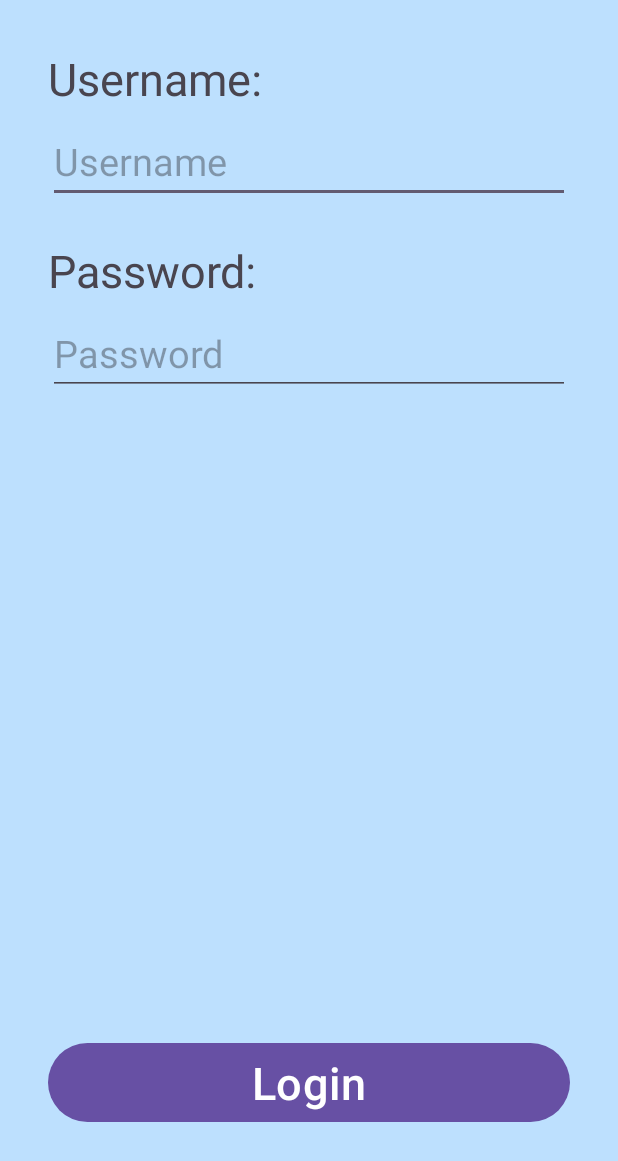
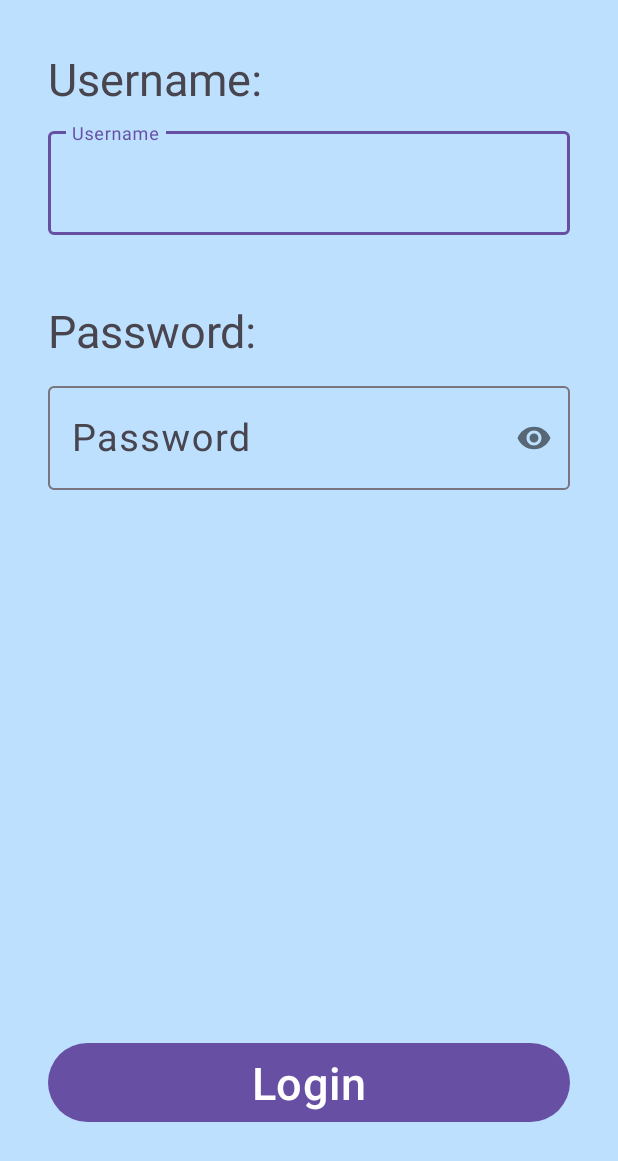
Before and after one commit to EmmaLond/pet-app, an Android app: the layout activity_login.xml on its own in the app's theme, with its tools: preview values and no code run, on a phone screen of 412 x 824 dp. Shown: the top 1161 px of the screen. Run offline under Robolectric (Android 15) with nearby library versions, the phone set to English and light mode, and no system bars.

Commit message:
login page

```diff
--- a/app/build.gradle.kts
+++ b/app/build.gradle.kts
@@ -46,4 +46,5 @@ dependencies {
     testImplementation(libs.junit)
     androidTestImplementation(libs.androidx.junit)
     androidTestImplementation(libs.androidx.espresso.core)
+    implementation(libs.material)
 }
--- a/app/src/main/AndroidManifest.xml
+++ b/app/src/main/AndroidManifest.xml
@@ -12,10 +12,10 @@
         android:supportsRtl="true"
         android:theme="@style/Theme.PetApp">
         <activity
-            android:name=".signup"
+            android:name=".Signup"
             android:exported="false" />
         <activity
-            android:name=".login"
+            android:name=".Login"
             android:exported="false" />
         <activity
             android:name=".LogSign"
--- a/app/src/main/java/com/example/petapp/LogSign.kt
+++ b/app/src/main/java/com/example/petapp/LogSign.kt
@@ -16,11 +16,11 @@ class LogSign : AppCompatActivity() {
         val login = findViewById<Button>(R.id.login_button)
 
         login.setOnClickListener {
-            val intent = Intent(this, login::class.java)
+            val intent = Intent(this, Login::class.java)
             startActivity(intent)
         }
         signUp.setOnClickListener {
-            val intent = Intent(this, signUp::class.java)
+            val intent = Intent(this, Signup::class.java)
             startActivity(intent)
         }
     }
--- a/app/src/main/java/com/example/petapp/login.kt
+++ b/app/src/main/java/com/example/petapp/Signup.kt
@@ -6,11 +6,11 @@ import androidx.appcompat.app.AppCompatActivity
 import androidx.core.view.ViewCompat
 import androidx.core.view.WindowInsetsCompat
 
-class login : AppCompatActivity() {
+class Signup : AppCompatActivity() {
     override fun onCreate(savedInstanceState: Bundle?) {
         super.onCreate(savedInstanceState)
         enableEdgeToEdge()
-        setContentView(R.layout.activity_login)
+        setContentView(R.layout.activity_signup)
         ViewCompat.setOnApplyWindowInsetsListener(findViewById(R.id.main)) { v, insets ->
             val systemBars = insets.getInsets(WindowInsetsCompat.Type.systemBars())
             v.setPadding(systemBars.left, systemBars.top, systemBars.right, systemBars.bottom)
--- a/app/src/main/res/layout/activity_login.xml
+++ b/app/src/main/res/layout/activity_login.xml
@@ -9,7 +9,7 @@
     android:orientation="vertical"
     android:paddingLeft="16dp"
     android:paddingRight="16dp"
-    tools:context=".login">
+    tools:context=".Login">
 
     <TextView
         android:id="@+id/view_username"
@@ -23,52 +23,45 @@
         app:layout_constraintEnd_toEndOf="parent"
         app:layout_constraintHorizontal_bias="0.0"
         app:layout_constraintStart_toStartOf="parent"
-        app:layout_constraintTop_toTopOf="parent" />
+        app:layout_constraintTop_toTopOf="parent"/>
 
-    <EditText
-        android:id="@+id/edit_username"
+    <com.google.android.material.textfield.TextInputLayout
+        android:id="@+id/usernameWrap"
         android:layout_width="0dp"
         android:layout_height="wrap_content"
         android:layout_marginStart="16dp"
-        android:layout_marginTop="80dp"
+        android:layout_marginTop="82dp"
         android:layout_marginEnd="16dp"
-        android:hint="Username"
-        android:inputType="text"
-        android:maxLength="@integer/material_motion_duration_short_2"
-        android:textSize="25sp"
         app:layout_constraintEnd_toEndOf="parent"
-        app:layout_constraintHorizontal_bias="0.0"
+        app:layout_constraintHorizontal_bias="1.0"
         app:layout_constraintStart_toStartOf="parent"
-        app:layout_constraintTop_toTopOf="parent" />
+        app:layout_constraintTop_toTopOf="parent">
+
+        <com.google.android.material.textfield.TextInputEditText
+            android:id="@+id/usernameEditText"
+            android:layout_width="match_parent"
+            android:layout_height="wrap_content"
+            android:layout_marginBottom="300dp"
+            android:hint="Username"
+            android:inputType="text"
+            android:maxLength="25"
+            android:textSize="25sp"/>
+
+    </com.google.android.material.textfield.TextInputLayout>
 
     <TextView
         android:id="@+id/view_password"
         android:layout_width="0dp"
         android:layout_height="wrap_content"
         android:layout_marginStart="16dp"
-        android:layout_marginTop="160dp"
+        android:layout_marginTop="200dp"
         android:layout_marginEnd="16dp"
         android:text="Password:"
         android:textSize="30sp"
         app:layout_constraintEnd_toEndOf="parent"
         app:layout_constraintHorizontal_bias="0.0"
         app:layout_constraintStart_toStartOf="parent"
-        app:layout_constraintTop_toTopOf="parent" />
-
-    <EditText
-        android:id="@+id/edit_password"
-        android:layout_width="0dp"
-        android:layout_height="wrap_content"
-        android:layout_marginStart="16dp"
-        android:layout_marginTop="208dp"
-        android:layout_marginEnd="16dp"
-        android:hint="Password"
-        android:inputType="textPassword"
-        android:textSize="25sp"
-        app:layout_constraintEnd_toEndOf="parent"
-        app:layout_constraintHorizontal_bias="0.0"
-        app:layout_constraintStart_toStartOf="parent"
-        app:layout_constraintTop_toTopOf="parent" />
+        app:layout_constraintTop_toTopOf="parent"/>
 
     <Button
         android:id="@+id/button_login"
@@ -81,6 +74,31 @@
         android:textSize="30sp"
         app:layout_constraintBottom_toBottomOf="parent"
         app:layout_constraintEnd_toEndOf="parent"
-        app:layout_constraintStart_toStartOf="parent" />
+        app:layout_constraintStart_toStartOf="parent"/>
+
+    <com.google.android.material.textfield.TextInputLayout
+        android:id="@+id/show_password"
+        android:layout_width="0dp"
+        android:layout_height="wrap_content"
+        android:layout_marginStart="16dp"
+        android:layout_marginTop="252dp"
+        android:layout_marginEnd="16dp"
+        app:layout_constraintEnd_toEndOf="parent"
+        app:layout_constraintHorizontal_bias="1.0"
+        app:layout_constraintStart_toStartOf="parent"
+        app:layout_constraintTop_toTopOf="parent"
+        app:passwordToggleEnabled="true">
+
+        <com.google.android.material.textfield.TextInputEditText
+            android:id="@+id/passwordEditText"
+            android:layout_width="match_parent"
+            android:layout_height="wrap_content"
+            android:layout_marginBottom="464dp"
+            android:hint="Password"
+            android:inputType="textPassword"
+            android:maxLength="25"
+            android:textSize="25sp"/>
+
+    </com.google.android.material.textfield.TextInputLayout>
 
 </androidx.constraintlayout.widget.ConstraintLayout>
--- a/app/src/main/res/layout/activity_signup.xml
+++ b/app/src/main/res/layout/activity_signup.xml
@@ -5,6 +5,6 @@
     android:id="@+id/main"
     android:layout_width="match_parent"
     android:layout_height="match_parent"
-    tools:context=".signup">
+    tools:context=".Signup">
 
 </androidx.constraintlayout.widget.ConstraintLayout>
```
Also changed, not shown: app/src/main/java/com/example/petapp/Login.kt (added, +17 -0 lines), app/src/main/java/com/example/petapp/signup.kt (deleted, +0 -20 lines).
